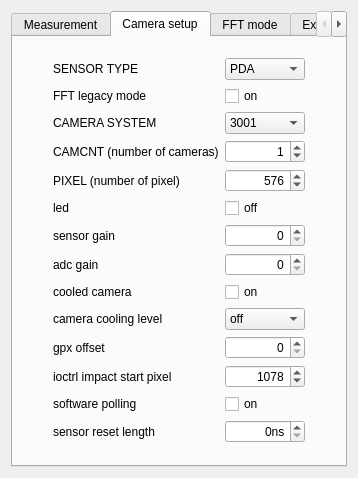
This is escam/camerasettingswidget.ui in Entwicklungsburo-Stresing/EBST_CAM as Qt 5 draws it before an edit. The edited form follows.
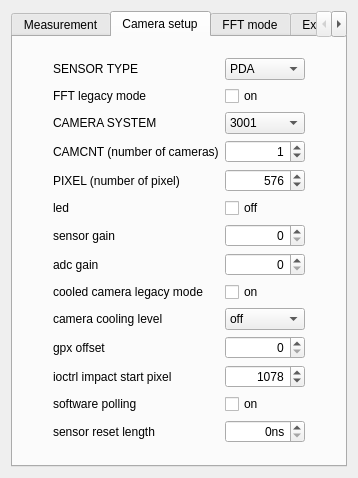
This is the edited form. The open tabs and pages were chosen to show the change.

Commit message: Rename is_cooled_cam to is_cooled_camera_legacy_mode

What changed in the file:
```diff
--- a/escam/camerasettingswidget.ui
+++ b/escam/camerasettingswidget.ui
@@ -588,7 +588,7 @@
          <item row="10" column="1">
           <widget class="QLabel" name="labelIsCooledCam">
            <property name="text">
-            <string>cooled camera</string>
+            <string>cooled camera legacy mode</string>
            </property>
           </widget>
          </item>
```
Left out of the diff: 4 changed lines with no effect on the pictures. The commit also changes 7 other files.
